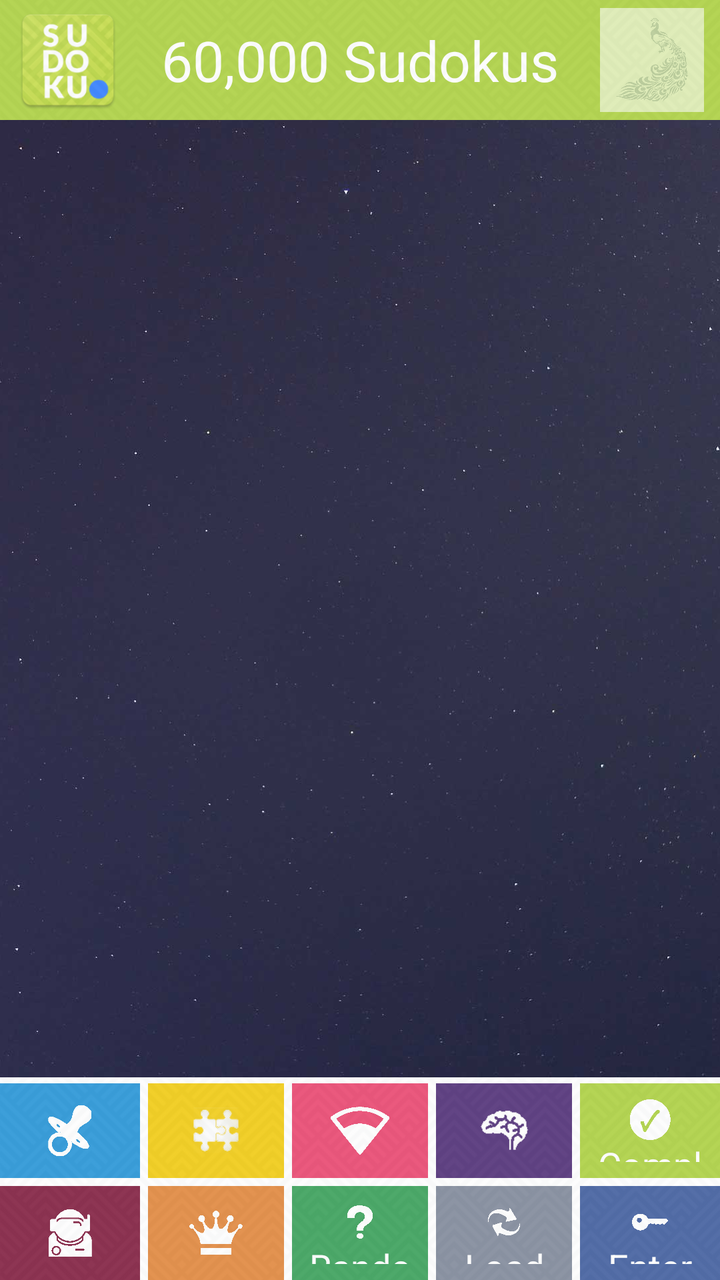
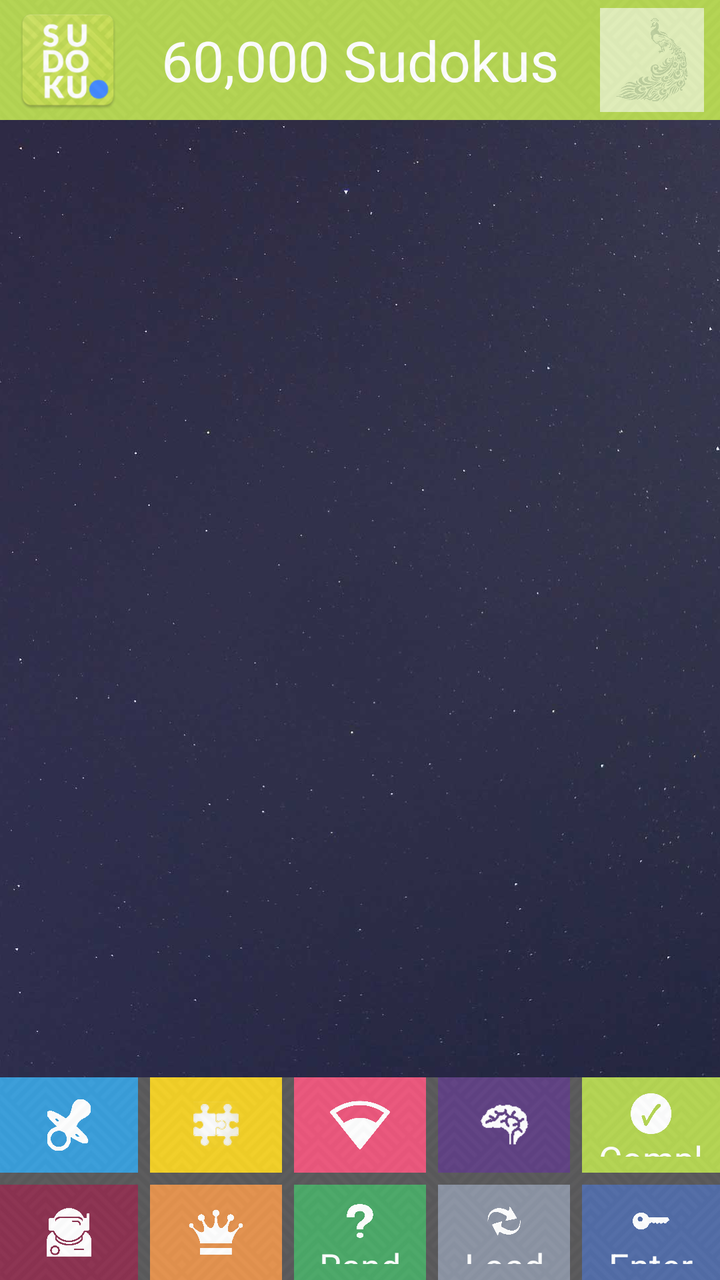

Before-and-after screenshots of an Android layout around one commit, followed by the original layout XML and the change that was made.
<!-- AndroidManifest.xml: application theme AppTheme -->
<!-- res/layout/fragment_user_board_phablet.xml -->
<?xml version="1.0" encoding="utf-8"?>
<RelativeLayout xmlns:android="http://schemas.android.com/apk/res/android"
    xmlns:app="http://schemas.android.com/apk/res-auto"
    xmlns:tools="http://schemas.android.com/tools"
    android:id="@+id/activity_history"
    android:layout_width="match_parent"
    android:layout_height="match_parent"
    android:fitsSystemWindows="false">

    <ImageView
        android:id="@+id/imageView7"
        android:layout_width="match_parent"
        android:layout_height="match_parent"
        android:scaleType="centerCrop"
        app:srcCompat="@drawable/coolbackground" />

    <RelativeLayout
        android:id="@+id/tool_title"
        android:layout_width="match_parent"
        android:layout_height="60dp"
        android:background="@color/color1"
        android:orientation="horizontal">

        <ImageView
            android:id="@+id/user_icon_usr"
            android:layout_width="52dp"
            android:layout_height="52dp"
            android:layout_alignParentLeft="true"
            android:layout_alignParentStart="true"
            android:layout_centerVertical="true"
            android:layout_marginLeft="8dp"
            app:srcCompat="@mipmap/ic_launcher" />

        <TextView
            android:id="@+id/board_layout_title"
            android:layout_width="match_parent"
            android:layout_height="match_parent"
            android:layout_centerInParent="false"
            android:layout_weight="1"
            android:gravity="center"
            android:text="60,000 Sudokus"
            android:textColor="@color/white"
            android:textSize="28sp" />

        <ImageButton
            android:id="@+id/color_switcher"
            android:layout_width="52dp"
            android:layout_height="52dp"
            android:layout_alignParentRight="true"
            android:layout_alignParentTop="false"
            android:layout_centerVertical="true"
            android:layout_marginRight="8dp"
            android:alpha=".6"
            android:background="@android:color/white"
            android:padding="5dp"
            android:scaleType="fitCenter"
            app:srcCompat="@drawable/peacock" />

        <ImageView
            android:id="@+id/imageView16"
            android:layout_width="match_parent"
            android:layout_height="match_parent"
            android:alpha=".15"
            android:scaleType="centerCrop"
            app:srcCompat="@drawable/keyboardbg" />

    </RelativeLayout>

    <LinearLayout
        android:layout_width="match_parent"
        android:layout_height="match_parent"
        android:layout_below="@+id/tool_title"
        android:layout_centerHorizontal="true"
        android:layout_centerVertical="true"
        android:orientation="vertical"
        android:weightSum="100">

        <RelativeLayout
            android:layout_width="match_parent"
            android:layout_height="0dp"
            android:layout_marginBottom="9dp"
            android:layout_marginTop="9dp"
            android:layout_weight="82">

            <android.support.v7.widget.RecyclerView
                android:id="@+id/user_board_rv"
                android:layout_width="match_parent"
                android:layout_height="match_parent"

                android:layout_weight="82"
                android:background="@android:color/transparent" />

            <RelativeLayout
                android:id="@+id/num_picker"
                android:layout_width="425dp"
                android:layout_height="wrap_content"
                android:layout_centerInParent="true"
                android:background="@color/white"
                android:orientation="vertical"
                android:padding="8dp"
                android:visibility="gone"
                tools:visibility="visible">

                <TextView
                    android:id="@+id/textView18"
                    android:layout_width="wrap_content"
                    android:layout_height="wrap_content"
                    android:layout_marginBottom="5dp"
                    android:layout_weight="1"
                    android:text="Enter a board number:"
                    android:textColor="@android:color/darker_gray"
                    android:textSize="36sp" />

                <LinearLayout
                    android:layout_width="wrap_content"
                    android:layout_height="wrap_content"
                    android:layout_below="@+id/textView18"
                    android:layout_weight="1"
                    android:orientation="horizontal"
                    android:visibility="visible"
                    android:weightSum="100">

                    <LinearLayout
                        android:layout_width="50dp"
                        android:layout_height="50dp"
                        android:layout_gravity="center_vertical"
                        android:layout_marginRight="15dp"
                        android:background="@color/com_facebook_button_background_color"
                        android:orientation="horizontal"
                        android:padding="3dp">

                        <ImageView
                            android:id="@+id/imageView34"
                            android:layout_width="wrap_content"
                            android:layout_height="wrap_content"
                            android:layout_weight="1"
                            app:srcCompat="@drawable/key" />
                    </LinearLayout>

                    <EditText
                        android:id="@+id/num_board"
                        android:layout_width="0dp"
                        android:layout_height="wrap_content"
                        android:layout_gravity="center_vertical"
                        android:layout_weight="100"
                        android:ems="10"
                        android:inputType="textPersonName"
                        android:textColor="@android:color/black"
                        android:textSize="34sp" />

                    <LinearLayout
                        android:layout_width="0dp"
                        android:layout_height="match_parent"
                        android:layout_weight="60"
                        android:orientation="horizontal"></LinearLayout>

                    <Button
                        android:id="@+id/ok_button"
                        android:layout_width="50dp"
                        android:layout_height="50dp"
                        android:layout_alignParentBottom="false"
                        android:layout_alignParentRight="false"
                        android:layout_below="@+id/textView18"
                        android:layout_gravity="center_vertical"
                        android:layout_marginLeft="15dp"
                        android:background="@drawable/back_button"
                        android:gravity="center"
                        android:text="Ok"
                        android:textSize="20sp" />

                </LinearLayout>

            </RelativeLayout>

        </RelativeLayout>

        <RelativeLayout
            android:id="@+id/sorters"
            android:layout_width="match_parent"
            android:layout_height="0dp"
            android:layout_weight="18">

            <LinearLayout
                android:layout_width="match_parent"
                android:layout_height="match_parent"
                android:layout_weight="18"
                android:background="@color/white"
                android:orientation="horizontal"
                android:paddingTop="3dp"
                android:weightSum="5">

                <LinearLayout
                    android:layout_width="match_parent"
                    android:layout_height="match_parent"
                    android:layout_marginRight="2dp"
                    android:layout_weight="1"
                    android:orientation="vertical">

                    <ImageButton
                        android:id="@+id/beg"
                        style="@style/Widget.AppCompat.Button.Borderless"
                        android:layout_width="match_parent"
                        android:layout_height="match_parent"
                        android:layout_marginBottom="2dp"
                        android:layout_weight="1"
                        android:background="@drawable/begbuttonfinal"
                        android:gravity="center"
                        android:padding="8dp"
                        android:scaleType="fitCenter"
                        app:srcCompat="@drawable/beginnericon_white" />

                    <ImageButton
                        android:id="@+id/exp"
                        style="@style/Widget.AppCompat.Button.Borderless"
                        android:layout_width="match_parent"
                        android:layout_height="match_parent"
                        android:layout_marginTop="2dp"
                        android:layout_weight="1"
                        android:background="@drawable/expbuttonfinal"
                        android:gravity="center"
                        android:padding="8dp"
                        android:scaleType="fitCenter"
                        app:srcCompat="@drawable/experticon_white" />
                </LinearLayout>

                <LinearLayout
                    android:layout_width="match_parent"
                    android:layout_height="match_parent"
                    android:layout_marginLeft="2dp"
                    android:layout_marginRight="2dp"
                    android:layout_weight="1"
                    android:orientation="vertical">

                    <ImageButton
                        android:id="@+id/eas"
                        style="@style/Widget.AppCompat.Button.Borderless"
                        android:layout_width="match_parent"
                        android:layout_height="match_parent"
                        android:layout_marginBottom="2dp"
                        android:layout_weight="1"
                        android:background="@drawable/easbuttonfinal"
                        android:gravity="center"
                        android:padding="8dp"
                        android:scaleType="fitCenter"
                        app:srcCompat="@drawable/easyicon_white" />

                    <ImageButton
                        android:id="@+id/mas"
                        style="@style/Widget.AppCompat.Button.Borderless"
                        android:layout_width="match_parent"
                        android:layout_height="match_parent"
                        android:layout_marginTop="2dp"
                        android:layout_weight="1"
                        android:background="@drawable/masbuttonfinal"
                        android:gravity="center"
                        android:padding="8dp"
                        android:scaleType="fitCenter"
                        app:srcCompat="@drawable/mastericon_white" />
                </LinearLayout>

                <LinearLayout
                    android:layout_width="match_parent"
                    android:layout_height="match_parent"
                    android:layout_marginLeft="2dp"
                    android:layout_marginRight="2dp"
                    android:layout_weight="1"
                    android:orientation="vertical">

                    <ImageButton
                        android:id="@+id/med"
                        style="@style/Widget.AppCompat.Button.Borderless"
                        android:layout_width="match_parent"
                        android:layout_height="match_parent"
                        android:layout_marginBottom="2dp"
                        android:layout_weight="1"
                        android:background="@drawable/leaderbuttonfinal"
                        android:gravity="center"
                        android:padding="8dp"
                        android:scaleType="fitCenter"
                        app:srcCompat="@drawable/mediumicon_white" />

                    <LinearLayout
                        android:id="@+id/ran"
                        style="@style/Widget.AppCompat.Button.Borderless"
                        android:layout_width="match_parent"
                        android:layout_height="match_parent"
                        android:layout_marginTop="2dp"
                        android:layout_weight="1"
                        android:background="@drawable/exitbuttonfinal"
                        android:gravity="center"
                        android:orientation="vertical"
                        android:padding="8dp"
                        android:scaleType="fitCenter"
                        android:weightSum="100">

                        <ImageView
                            android:id="@+id/imageView29"
                            android:layout_width="match_parent"
                            android:layout_height="0dp"
                            android:layout_weight="65"
                            android:scaleType="fitCenter"
                            app:srcCompat="@drawable/question_white" />

                        <TextView
                            android:id="@+id/textView14"
                            android:layout_width="match_parent"
                            android:layout_height="0dp"
                            android:layout_weight="35"
                            android:gravity="center"
                            android:text="Random"
                            android:textColor="@color/white"
                            android:textSize="18sp" />
                    </LinearLayout>
                </LinearLayout>

                <LinearLayout
                    android:layout_width="match_parent"
                    android:layout_height="match_parent"
                    android:layout_marginLeft="2dp"
                    android:layout_marginRight="2dp"
                    android:layout_weight="1"
                    android:orientation="vertical">

                    <ImageButton
                        android:id="@+id/har"
                        style="@style/Widget.AppCompat.Button.Borderless"
                        android:layout_width="match_parent"
                        android:layout_height="match_parent"
                        android:layout_marginBottom="2dp"
                        android:layout_weight="1"
                        android:background="@drawable/harbuttonfinal"
                        android:gravity="center"
                        android:padding="8dp"
                        android:scaleType="fitCenter"
                        app:srcCompat="@drawable/hardicon_white" />

                    <LinearLayout
                        android:id="@+id/more"
                        style="@style/Widget.AppCompat.Button.Borderless"
                        android:layout_width="match_parent"
                        android:layout_height="match_parent"
                        android:layout_marginTop="2dp"
                        android:layout_weight="1"
                        android:background="@drawable/morbuttonfinal"
                        android:gravity="center"
                        android:orientation="vertical"
                        android:padding="8dp"
                        android:scaleType="fitCenter"
                        android:weightSum="100">

                        <ImageView
                            android:id="@+id/imageView30"
                            android:layout_width="match_parent"
                            android:layout_height="0dp"
                            android:layout_weight="65"
                            android:scaleType="fitCenter"
                            app:srcCompat="@drawable/more_white" />

                        <TextView
                            android:id="@+id/textView15"
                            android:layout_width="match_parent"
                            android:layout_height="0dp"
                            android:layout_weight="35"
                            android:gravity="center"
                            android:text="Load more"
                            android:textColor="@color/white"
                            android:textSize="18sp" />
                    </LinearLayout>
                    " />

                </LinearLayout>

                <LinearLayout
                    android:layout_width="match_parent"
                    android:layout_height="match_parent"
                    android:layout_marginLeft="2dp"
                    android:layout_weight="1"
                    android:orientation="vertical">

                    <LinearLayout
                        android:id="@+id/my_completed_button"
                        style="@style/Widget.AppCompat.Button.Borderless"
                        android:layout_width="match_parent"
                        android:layout_height="match_parent"
                        android:layout_marginBottom="2dp"
                        android:layout_weight="1"
                        android:background="@drawable/badgebuttonfinal"
                        android:gravity="center"
                        android:orientation="vertical"
                        android:padding="8dp"
                        android:weightSum="100">

                        <ImageView
                            android:id="@+id/imageView28"
                            android:layout_width="match_parent"
                            android:layout_height="0dp"
                            android:layout_weight="65"
                            android:scaleType="fitCenter"
                            app:srcCompat="@drawable/whitecheck" />

                        <TextView
                            android:id="@+id/textView16"
                            android:layout_width="match_parent"
                            android:layout_height="0dp"
                            android:layout_weight="35"
                            android:gravity="center"
                            android:text="Completed"
                            android:textColor="@color/white"
                            android:textSize="18sp" />
                    </LinearLayout>

                    <LinearLayout
                        android:id="@+id/enter_board_key"
                        style="@style/Widget.AppCompat.Button.Borderless"
                        android:layout_width="match_parent"
                        android:layout_height="match_parent"
                        android:layout_marginTop="2dp"
                        android:layout_weight="1"
                        android:background="@drawable/facebookbuttonfinal"
                        android:gravity="center"
                        android:orientation="vertical"
                        android:padding="8dp"
                        android:weightSum="100">

                        <ImageView
                            android:id="@+id/imageView28"
                            android:layout_width="match_parent"
                            android:layout_height="0dp"
                            android:layout_weight="65"
                            android:scaleType="fitCenter"
                            app:srcCompat="@drawable/key" />

                        <TextView
                            android:id="@+id/textView16"
                            android:layout_width="match_parent"
                            android:layout_height="0dp"
                            android:layout_weight="35"
                            android:gravity="center"
                            android:text="Enter board"
                            android:textColor="@color/white"
                            android:textSize="18sp" />
                    </LinearLayout>

                </LinearLayout>

            </LinearLayout>

            <ImageView
                android:id="@+id/imageView22"
                android:layout_width="match_parent"
                android:layout_height="match_parent"
                android:alpha=".15"
                android:scaleType="centerCrop"
                app:srcCompat="@drawable/keyboardbg" />

        </RelativeLayout>

    </LinearLayout>

    <ProgressBar
        android:id="@+id/usr_progress"
        style="?android:attr/progressBarStyle"
        android:layout_width="80dp"
        android:layout_height="80dp"
        android:layout_centerInParent="true" />

</RelativeLayout>
<!-- resources referenced by this layout -->
<resources>
  <color name="color1">#abd03a</color>
  <color name="white">#ffffff</color>
  <!-- drawable circle_pressed (drawable-nodpi) -->
  <?xml version="1.0" encoding="utf-8"?>
  <selector xmlns:android="http://schemas.android.com/apk/res/android">
  
      <item>
          <shape android:shape="oval">
              <solid android:color="#dfe5ba"/>
  
          </shape>
      </item>
  
  </selector>
  <!-- drawable easbutton (drawable-nodpi) -->
  <?xml version="1.0" encoding="utf-8"?>
  <selector xmlns:android="http://schemas.android.com/apk/res/android">
      <item>
          <shape android:shape="rectangle">
              <solid android:color="@color/color8"/>
  
          </shape>
      </item>
  </selector>
  <!-- drawable expbuttonpressed (drawable-nodpi) -->
  <?xml version="1.0" encoding="utf-8"?>
  <selector xmlns:android="http://schemas.android.com/apk/res/android">
      <item>
          <shape android:shape="rectangle">
              <solid android:color="#875263"/>
          </shape>
      </item>
  </selector>
  <!-- drawable expbutton (drawable-nodpi) -->
  <?xml version="1.0" encoding="utf-8"?>
  <selector xmlns:android="http://schemas.android.com/apk/res/android">
      <item>
          <shape android:shape="rectangle">
              <solid android:color="@color/color4"/>
  
          </shape>
      </item>
  </selector>
  <!-- drawable facebookbutton (drawable-nodpi) -->
  <?xml version="1.0" encoding="utf-8"?>
  <selector xmlns:android="http://schemas.android.com/apk/res/android">
      <item>
          <shape android:shape="rectangle">
              <solid android:color="#3a589b"/>
  
          </shape>
      </item>
  </selector>
  <!-- drawable harbuttonpressed (drawable-nodpi) -->
  <?xml version="1.0" encoding="utf-8"?>
  <selector xmlns:android="http://schemas.android.com/apk/res/android">
      <item>
          <shape android:shape="rectangle">
              <solid android:color="#745b8f"/>
          </shape>
      </item>
  </selector>
  <!-- drawable harbutton (drawable-nodpi) -->
  <?xml version="1.0" encoding="utf-8"?>
  <selector xmlns:android="http://schemas.android.com/apk/res/android">
      <item>
          <shape android:shape="rectangle">
              <solid android:color="@color/color7"/>
  
          </shape>
      </item>
  </selector>
  <!-- drawable masbuttonpressed (drawable-nodpi) -->
  <?xml version="1.0" encoding="utf-8"?>
  <selector xmlns:android="http://schemas.android.com/apk/res/android">
      <item>
          <shape android:shape="rectangle">
              <solid android:color="#e7b083"/>
          </shape>
      </item>
  </selector>
  <!-- drawable masbutton (drawable-nodpi) -->
  <?xml version="1.0" encoding="utf-8"?>
  <selector xmlns:android="http://schemas.android.com/apk/res/android">
      <item>
          <shape android:shape="rectangle">
              <solid android:color="@color/color6"/>
  
          </shape>
      </item>
  </selector>
  <!-- drawable morbuttonpressed (drawable-nodpi) -->
  <?xml version="1.0" encoding="utf-8"?>
  <selector xmlns:android="http://schemas.android.com/apk/res/android">
      <item>
          <shape android:shape="rectangle">
              <solid android:color="#beb7b7"/>
          </shape>
      </item>
  </selector>
  <!-- drawable morbutton (drawable-nodpi) -->
  <?xml version="1.0" encoding="utf-8"?>
  <selector xmlns:android="http://schemas.android.com/apk/res/android">
      <item>
          <shape android:shape="rectangle">
              <solid android:color="@color/color5"/>
  
          </shape>
      </item>
  </selector>
  <color name="colorPrimary">#FFFFFF</color>
  <color name="colorPrimaryDark">#454444</color>
  <color name="colorAccent">#1e91d6</color>
  <color name="color2">#1e91d6</color>
  <color name="color8">#f2ca08</color>
  <color name="color9">#329d53</color>
  <color name="color4">#7d1538</color>
  <color name="color7">#4a2772</color>
  <color name="color3">#ea3f6a</color>
  <color name="color6">#e18335</color>
  <color name="color5">#7c8597</color>
  <!-- unchanged entries left out for length: 37 -->
</resources>

<!-- the commit's change to res/layout/fragment_user_board_phablet.xml (unified diff, before → after) -->
@@ -184,15 +184,14 @@
                 android:layout_width="match_parent"
                 android:layout_height="match_parent"
                 android:layout_weight="18"
-                android:background="@color/white"
+                android:background="@color/colorFondoTrans"
                 android:orientation="horizontal"
-                android:paddingTop="3dp"
                 android:weightSum="5">
 
                 <LinearLayout
                     android:layout_width="match_parent"
                     android:layout_height="match_parent"
-                    android:layout_marginRight="2dp"
+                    android:layout_marginRight="3dp"
                     android:layout_weight="1"
                     android:orientation="vertical">
 
@@ -201,7 +200,7 @@
                         style="@style/Widget.AppCompat.Button.Borderless"
                         android:layout_width="match_parent"
                         android:layout_height="match_parent"
-                        android:layout_marginBottom="2dp"
+                        android:layout_marginBottom="3dp"
                         android:layout_weight="1"
                         android:background="@drawable/begbuttonfinal"
                         android:gravity="center"
@@ -214,7 +213,7 @@
                         style="@style/Widget.AppCompat.Button.Borderless"
                         android:layout_width="match_parent"
                         android:layout_height="match_parent"
-                        android:layout_marginTop="2dp"
+                        android:layout_marginTop="3dp"
                         android:layout_weight="1"
                         android:background="@drawable/expbuttonfinal"
                         android:gravity="center"
@@ -226,8 +225,8 @@
                 <LinearLayout
                     android:layout_width="match_parent"
                     android:layout_height="match_parent"
-                    android:layout_marginLeft="2dp"
-                    android:layout_marginRight="2dp"
+                    android:layout_marginLeft="3dp"
+                    android:layout_marginRight="3dp"
                     android:layout_weight="1"
                     android:orientation="vertical">
 
@@ -236,7 +235,7 @@
                         style="@style/Widget.AppCompat.Button.Borderless"
                         android:layout_width="match_parent"
                         android:layout_height="match_parent"
-                        android:layout_marginBottom="2dp"
+                        android:layout_marginBottom="3dp"
                         android:layout_weight="1"
                         android:background="@drawable/easbuttonfinal"
                         android:gravity="center"
@@ -249,7 +248,7 @@
                         style="@style/Widget.AppCompat.Button.Borderless"
                         android:layout_width="match_parent"
                         android:layout_height="match_parent"
-                        android:layout_marginTop="2dp"
+                        android:layout_marginTop="3dp"
                         android:layout_weight="1"
                         android:background="@drawable/masbuttonfinal"
                         android:gravity="center"
@@ -261,8 +260,8 @@
                 <LinearLayout
                     android:layout_width="match_parent"
                     android:layout_height="match_parent"
-                    android:layout_marginLeft="2dp"
-                    android:layout_marginRight="2dp"
+                    android:layout_marginLeft="3dp"
+                    android:layout_marginRight="3dp"
                     android:layout_weight="1"
                     android:orientation="vertical">
 
@@ -271,7 +270,7 @@
                         style="@style/Widget.AppCompat.Button.Borderless"
                         android:layout_width="match_parent"
                         android:layout_height="match_parent"
-                        android:layout_marginBottom="2dp"
+                        android:layout_marginBottom="3dp"
                         android:layout_weight="1"
                         android:background="@drawable/leaderbuttonfinal"
                         android:gravity="center"
@@ -284,7 +283,7 @@
                         style="@style/Widget.AppCompat.Button.Borderless"
                         android:layout_width="match_parent"
                         android:layout_height="match_parent"
-                        android:layout_marginTop="2dp"
+                        android:layout_marginTop="3dp"
                         android:layout_weight="1"
                         android:background="@drawable/exitbuttonfinal"
                         android:gravity="center"
@@ -316,8 +315,8 @@
                 <LinearLayout
                     android:layout_width="match_parent"
                     android:layout_height="match_parent"
-                    android:layout_marginLeft="2dp"
-                    android:layout_marginRight="2dp"
+                    android:layout_marginLeft="3dp"
+                    android:layout_marginRight="3dp"
                     android:layout_weight="1"
                     android:orientation="vertical">
 
@@ -326,7 +325,7 @@
                         style="@style/Widget.AppCompat.Button.Borderless"
                         android:layout_width="match_parent"
                         android:layout_height="match_parent"
-                        android:layout_marginBottom="2dp"
+                        android:layout_marginBottom="3dp"
                         android:layout_weight="1"
                         android:background="@drawable/harbuttonfinal"
                         android:gravity="center"
@@ -339,7 +338,7 @@
                         style="@style/Widget.AppCompat.Button.Borderless"
                         android:layout_width="match_parent"
                         android:layout_height="match_parent"
-                        android:layout_marginTop="2dp"
+                        android:layout_marginTop="3dp"
                         android:layout_weight="1"
                         android:background="@drawable/morbuttonfinal"
                         android:gravity="center"
@@ -373,7 +372,7 @@
                 <LinearLayout
                     android:layout_width="match_parent"
                     android:layout_height="match_parent"
-                    android:layout_marginLeft="2dp"
+                    android:layout_marginLeft="3dp"
                     android:layout_weight="1"
                     android:orientation="vertical">
 
@@ -382,7 +381,7 @@
                         style="@style/Widget.AppCompat.Button.Borderless"
                         android:layout_width="match_parent"
                         android:layout_height="match_parent"
-                        android:layout_marginBottom="2dp"
+                        android:layout_marginBottom="3dp"
                         android:layout_weight="1"
                         android:background="@drawable/badgebuttonfinal"
                         android:gravity="center"
@@ -414,7 +413,7 @@
                         style="@style/Widget.AppCompat.Button.Borderless"
                         android:layout_width="match_parent"
                         android:layout_height="match_parent"
-                        android:layout_marginTop="2dp"
+                        android:layout_marginTop="3dp"
                         android:layout_weight="1"
                         android:background="@drawable/facebookbuttonfinal"
                         android:gravity="center"
<!-- resource entries referenced after the edit -->
@@ -1,6 +1,7 @@
 <!-- resources referenced by this layout -->
 <resources>
   <color name="color1">#abd03a</color>
+  <color name="colorFondoTrans">#f5454444</color>
   <color name="white">#ffffff</color>
   <!-- drawable circle_pressed (drawable-nodpi) -->
   <?xml version="1.0" encoding="utf-8"?>
